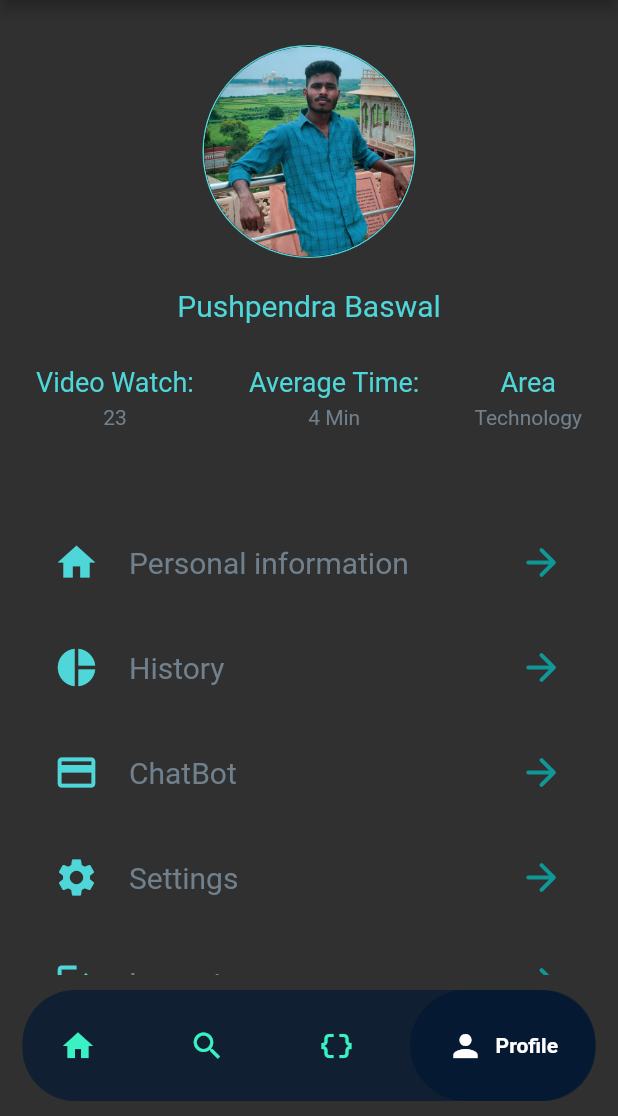
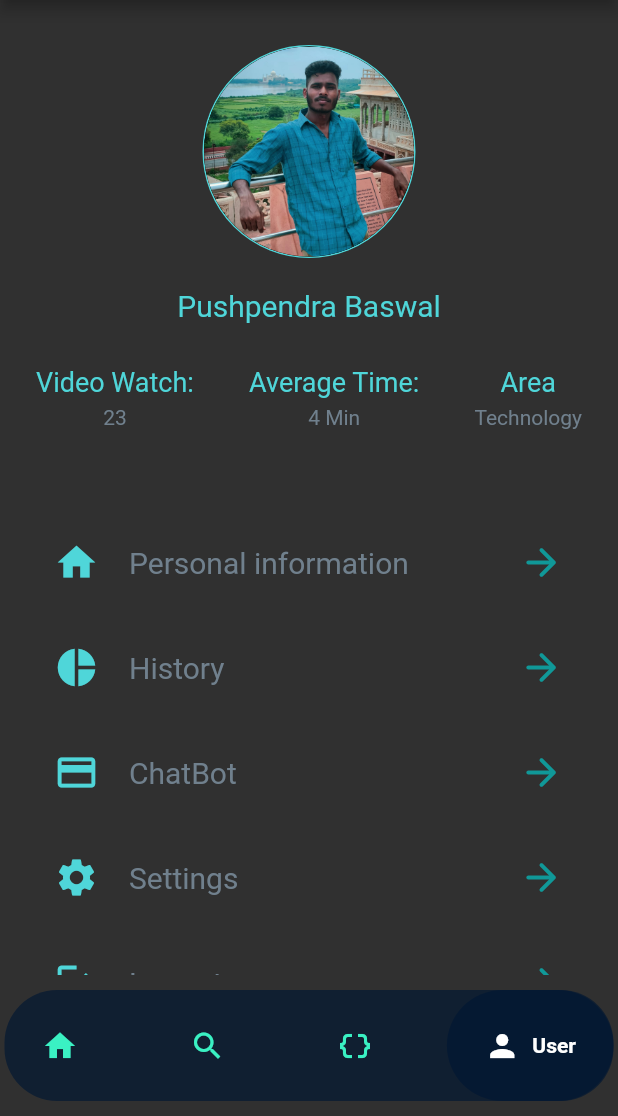
Before and after one commit to Pushpendra1001/Focusio, a Flutter app: the screen it shows once a user with an empty profile is signed in, item 4 of the bottom bar chosen, on a phone screen of 412 x 824 dp, the part 120-1236 px from its top. Run offline on Flutter 3.47's test engine with Material 2 defaults, Android fonts, the phone set to English and light mode, and no system bars; drawn by our look-alikes of google_nav_bar; our stand-ins replace firebase_auth, firebase_core, flutter_dotenv, google_fonts, toast, velocity_x and 1 more; missing offline and left inert: chat_gpt_sdk; accounts and stored records are empty; network calls fail; Roboto replaces fonts that are missing (Aboreto).

Commit message:
Solve Bugs

```diff
--- a/lib/views/screens/bottombar/Profile.dart
+++ b/lib/views/screens/bottombar/Profile.dart
@@ -146,7 +146,8 @@ class ProfileView extends StatelessWidget {
                 profile_option("History", Icons.pie_chart),
                 profile_option("ChatBot", Icons.payment),
                 profile_option("Settings", Icons.settings),
-                profile_option("Logout", Icons.logout)
+                InkWell(
+                    onTap: () {}, child: profile_option("Logout", Icons.logout))
               ],
             )
           ],
--- a/lib/views/widgets/bottomBar.dart
+++ b/lib/views/widgets/bottomBar.dart
@@ -42,7 +42,7 @@ class _BottomBarWidgetState extends State<BottomBarWidget> {
       bottomNavigationBar: Container(
         color: Colors.transparent.withOpacity(0.0),
         child: Padding(
-          padding: const EdgeInsets.symmetric(vertical: 10, horizontal: 15),
+          padding: const EdgeInsets.symmetric(vertical: 10, horizontal: 3),
           child: Container(
               decoration: BoxDecoration(
                   borderRadius: BorderRadius.circular(35), color: darkLevel1),
@@ -69,7 +69,7 @@ class _BottomBarWidgetState extends State<BottomBarWidget> {
                     GButton(
                       icon: Icons.person,
                       iconColor: tealColor,
-                      text: "Profile",
+                      text: "User",
                     ),
                   ],
                   selectedIndex: _selectedIndex,
```
